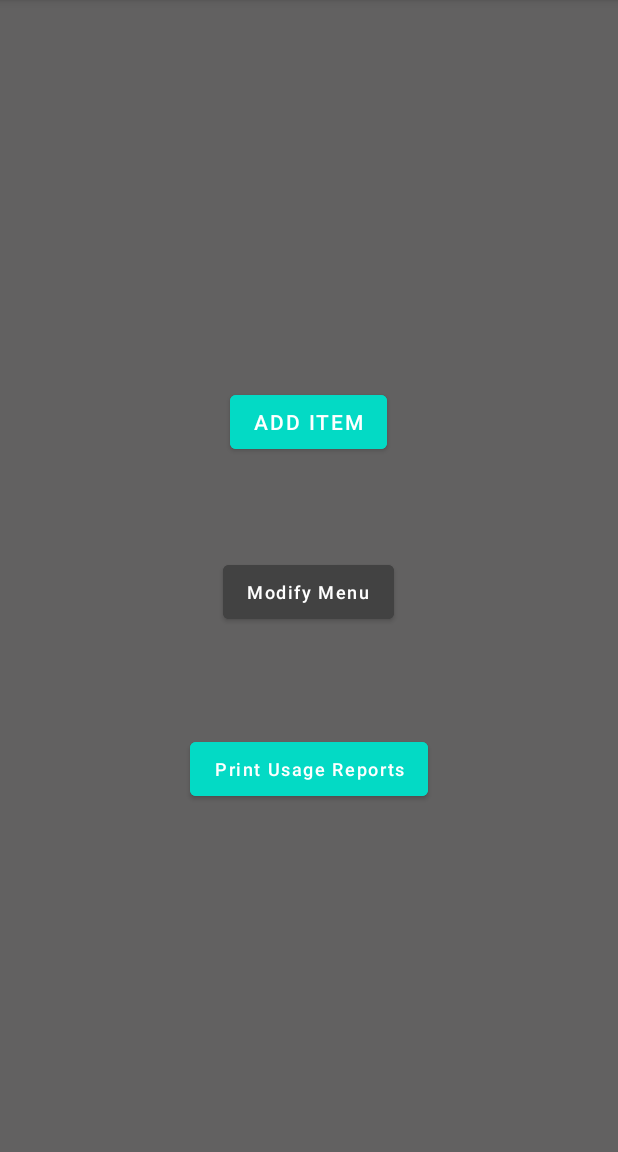
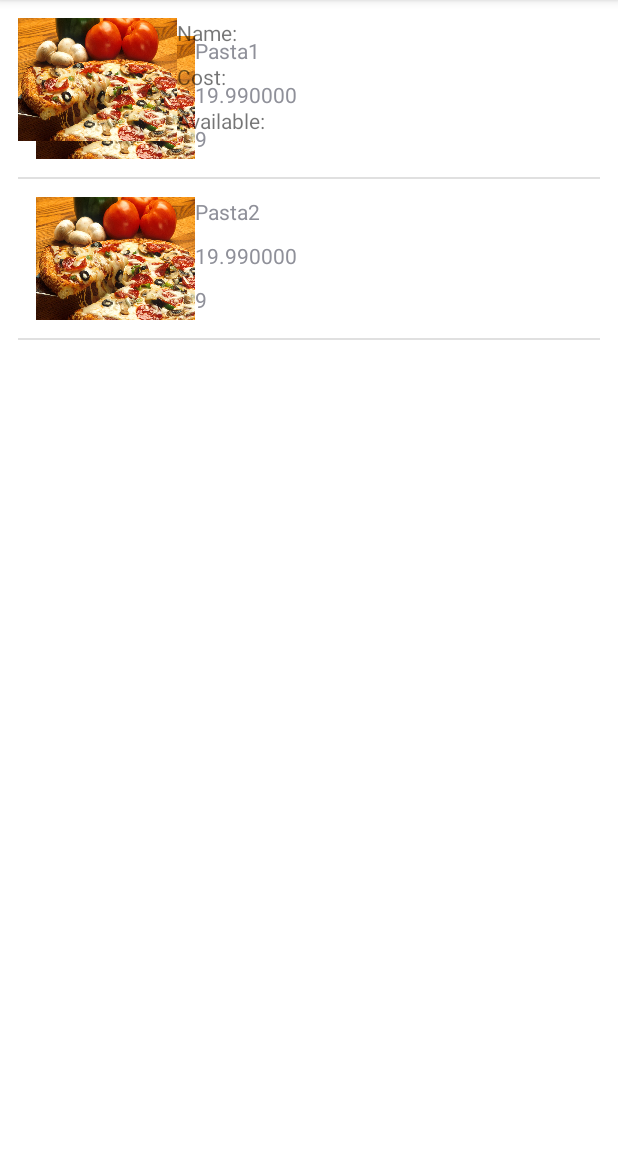
Before and after one commit to asmitnayak/CS506_Spike, an Android app: the Admin screen opened directly, with no data from a screen before it, after a tap on "Modify Menu", on a phone screen of 412 x 824 dp, the part 84-1236 px from its top. Run offline under Robolectric (Android 15) with nearby library versions, the phone set to English and light mode, and no system bars.

Commit message:
almost working admin UI and backend

```diff
--- a/app/src/main/java/com/example/android/cs506_spike/AdminAddItem.java
+++ b/app/src/main/java/com/example/android/cs506_spike/AdminAddItem.java
@@ -12,7 +12,7 @@ import android.widget.Toast;
 
 import java.io.File;
 
-public class AdminAddItem extends CustomerView {
+public class AdminAddItem extends AdminModifyMenuList {
 
     private File master = null;
     private File mMenuList = null;
@@ -32,7 +32,7 @@ public class AdminAddItem extends CustomerView {
     }
 
     public void returnToAdminPage(View view) {
-
+        System.out.println("/n/n running return to admin page /n");
         EditText nameIn = findViewById(R.id.menuName);
         String name = nameIn.getText().toString();
 
@@ -63,7 +63,6 @@ public class AdminAddItem extends CustomerView {
         }*/
     }
 
-
 //    public class MenuItemAdd extends AsyncTask<String, Void, Void>{
 //
 //        MenuItemAdd(){
--- a/app/src/main/java/com/example/android/cs506_spike/AdminModifyMenuList.java
+++ b/app/src/main/java/com/example/android/cs506_spike/AdminModifyMenuList.java
@@ -1,35 +1,103 @@
 package com.example.android.cs506_spike;
 
+import androidx.annotation.NonNull;
 import androidx.appcompat.app.AppCompatActivity;
+import android.app.PendingIntent;
+import android.content.Context;
+import android.content.Intent;
+import android.content.SharedPreferences;
+import android.os.Bundle;
+import android.view.Menu;
+import android.view.MenuInflater;
+import android.view.MenuItem;
+import android.view.View;
+import android.widget.ArrayAdapter;
+import android.widget.ListView;
+import android.widget.Toast;
 
-import android.content.Intent;
 import android.os.Bundle;
 import android.view.View;
 
+import java.io.FileInputStream;
+import java.io.IOException;
+import java.util.ArrayList;
+
 public class AdminModifyMenuList extends AppCompatActivity {
+    ArrayList<RestaurantMenuItem> menuItems = new ArrayList<RestaurantMenuItem>();
+    ArrayAdapter<RestaurantMenuItem> menuAdapter;
+    ListView menuId;
+    RestaurantMenuItem [] pasta = new RestaurantMenuItem[10];
+
+    boolean first = false;
+
+
 
     @Override
     protected void onCreate(Bundle savedInstanceState) {
         super.onCreate(savedInstanceState);
         setContentView(R.layout.activity_admin_modify_menu_list);
+
+        menuId = (ListView) findViewById(R.id.menuId);
+
+        if(first == false) {
+            pasta[0] = new RestaurantMenuItem("Pasta1", R.drawable.customer_view_background, 19.99, 9);
+            pasta[1] = new RestaurantMenuItem("Pasta2", R.drawable.customer_view_background, 19.99, 9);
+            first = true;
+        }
+
+        int j = 0;
+        while(pasta[j] != null){
+            System.out.println("Pasta value : " + pasta[j].getItemName());
+            j++;
+        }
+
+        CustomAdapter customAdp = new CustomAdapter(getApplicationContext(), pasta);
+        menuId.setAdapter(customAdp);
+
+
+
+//        menuList = (ListView) findViewById(R.id.menuList);
+//        menuAdapter = new ArrayAdapter<RestaurantMenuItem> (this, android.R.layout.simple_list_item_1, menuItems);
+//        menuList.setAdapter(menuAdapter);
+//
+//        menuItems.add(pasta);
+        System.out.println("End");
+    }
+    public void returntoAdmin(View view){
+        Intent intent = new Intent(this, Admin.class);
+        startActivity(intent);
     }
 
-    public void returnToAdmin(View view) {
-        Intent intent = new Intent(this, Admin.class);
-        startActivity(intent);
-        /*
-        EditText usernameIn = findViewById(R.id.usernameInput);
-        String username = usernameIn.getText().toString();
-        EditText passwordIn = findViewById(R.id.passwordInput);
-        String password = passwordIn.getText().toString();
+    public void addMenuItem(String name, int cost, int availability){
+        int i;
+        System.out.println("\n\n running add menu item \n");
+        for(i = 0; i < 10; i++){
+            if(pasta[i] == null){
+                break;
+            }
+        }
+        System.out.println("Before");
+        int j = 0;
+        while(pasta[j] != null){
+            System.out.println("Pasta value : " + pasta[j].getItemName());
+            j++;
+        }
 
-        // Check for valid input.
-        if (username != null && !username.equals("") && password != null && !password.equals("")) {
-            // Check if login credentials matches.
-            check(username, password);
-        } else {
-            Toast.makeText(Login.this, "Invalid input. Please try again!", Toast.LENGTH_LONG).show();
-        }*/
+        if(i == 9){
+            System.out.println("The menu is full! Cannot add any more items.");
+        }
+        else{
+            pasta[i] = new RestaurantMenuItem(name, R.drawable.customer_view_background, cost, availability);
+        }
+
+        System.out.println("After");
+        j = 0;
+        while(pasta[j] != null){
+            System.out.println("Pasta value : " + pasta[j].getItemName());
+            j++;
+        }
+
     }
 
+
 }
--- a/app/src/main/res/layout/activity_admin_modify_menu_list.xml
+++ b/app/src/main/res/layout/activity_admin_modify_menu_list.xml
@@ -1,12 +1,52 @@
 <?xml version="1.0" encoding="utf-8"?>
-<androidx.constraintlayout.widget.ConstraintLayout xmlns:android="http://schemas.android.com/apk/res/android"
+<RelativeLayout xmlns:android="http://schemas.android.com/apk/res/android"
     xmlns:app="http://schemas.android.com/apk/res-auto"
     xmlns:tools="http://schemas.android.com/tools"
+    android:id="@+id/Root"
     android:layout_width="match_parent"
-    android:layout_height="match_parent"
-    android:background="#D00B0303"
-    android:backgroundTint="#C10E0606"
+    android:layout_height="wrap_content"
+    android:padding="12dp"
+    android:clickable="true"
     tools:context=".AdminModifyMenuList">
 
+    <ListView
+        android:id="@+id/menuId"
+        android:layout_width="match_parent"
+        android:layout_height="match_parent"
+        tools:layout_editor_absoluteX="92dp"
+        tools:layout_editor_absoluteY="107dp" />
 
-</androidx.constraintlayout.widget.ConstraintLayout>
+    <ImageView
+        android:id="@+id/imageView2"
+        android:layout_width="106dp"
+        android:layout_height="82dp"
+        android:scaleType="fitXY"
+        app:srcCompat="@drawable/customer_view_background" />
+
+    <TextView
+        android:id="@+id/nameView"
+        android:layout_width="100dp"
+        android:layout_height="27dp"
+        android:layout_toRightOf="@+id/imageView2"
+        android:text="Name:" />
+
+    <TextView
+        android:id="@+id/costView"
+        android:layout_width="100dp"
+        android:layout_height="27dp"
+        android:layout_alignBottom="@+id/nameView"
+        android:layout_marginLeft="0dp"
+        android:layout_marginBottom="-29dp"
+        android:layout_toRightOf="@+id/imageView2"
+        android:text="Cost:" />
+    <TextView
+        android:id="@+id/AvailibilityView"
+        android:layout_width="100dp"
+        android:layout_height="27dp"
+        android:layout_alignBottom="@+id/costView"
+        android:layout_marginLeft="0dp"
+        android:layout_marginBottom="-29dp"
+        android:layout_toRightOf="@+id/imageView2"
+        android:text="Available:" />
+
+</RelativeLayout>
```
Also changed, not shown: app/src/main/AndroidManifest.xml (+11 -8 lines), app/src/main/java/com/example/android/cs506_spike/CustomerView.java (+0 -14 lines).
